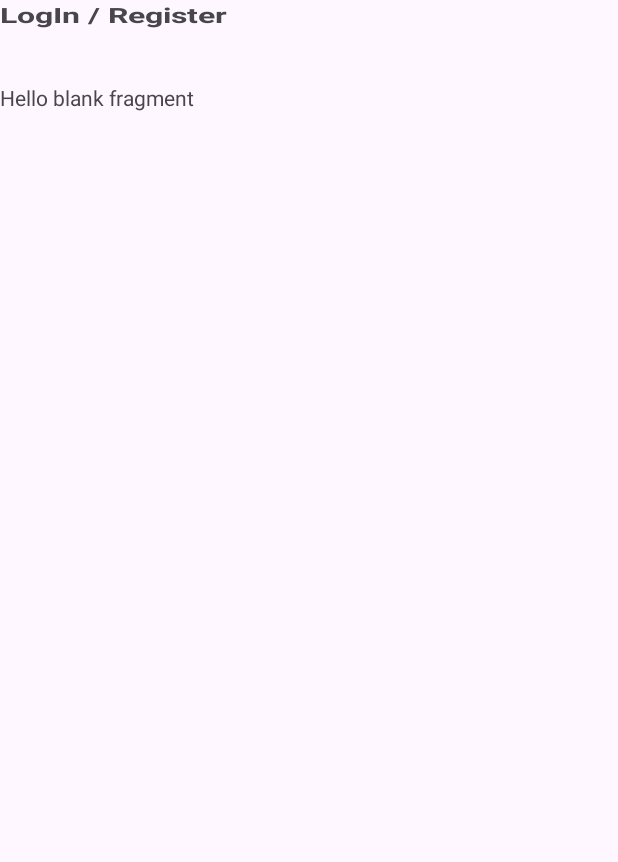
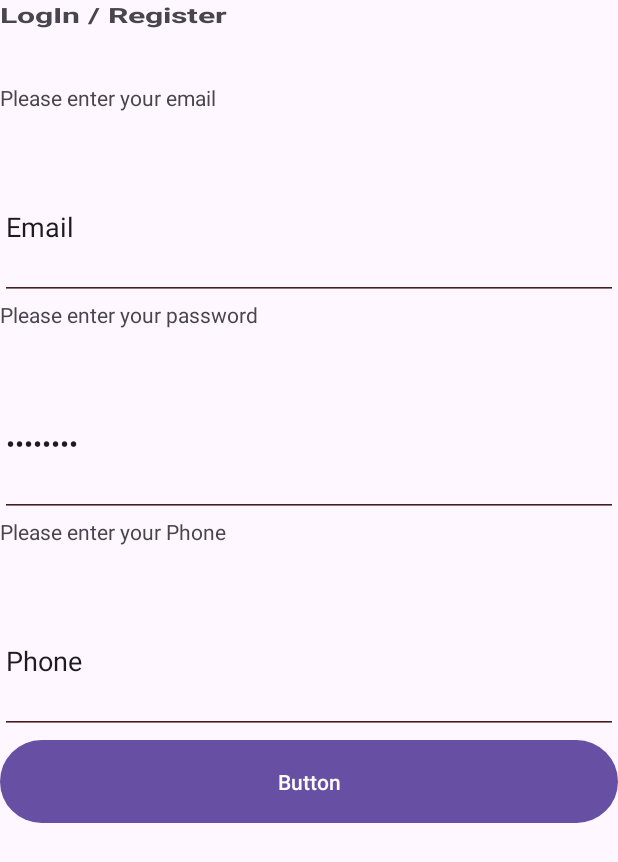
Before and after one commit to ONatanT/EX_3, an Android app: the FragmentSignUp screen opened through its navigation route, on a phone screen of 412 x 824 dp. Shown: the top 862 px of the screen. Run offline under Robolectric (Android 15) with nearby library versions, the phone set to English and light mode, and no system bars.

Commit message:
Design the signup page

```diff
--- a/app/src/main/res/layout/fragment_sign_up.xml
+++ b/app/src/main/res/layout/fragment_sign_up.xml
@@ -1,14 +1,65 @@
 <?xml version="1.0" encoding="utf-8"?>
-<FrameLayout xmlns:android="http://schemas.android.com/apk/res/android"
+<LinearLayout xmlns:android="http://schemas.android.com/apk/res/android"
     xmlns:tools="http://schemas.android.com/tools"
     android:layout_width="match_parent"
     android:layout_height="match_parent"
+    android:orientation="vertical"
     tools:context=".fragments.FragmentSignUp">
 
     <!-- TODO: Update blank fragment layout -->
+
     <TextView
+        android:id="@+id/textViewfragmentSignupEmail"
         android:layout_width="match_parent"
-        android:layout_height="match_parent"
-        android:text="@string/hello_blank_fragment" />
+        android:layout_height="47dp"
+        android:backgroundTint="#451D1D"
+        android:text="Please enter your email" />
 
-</FrameLayout>
+    <EditText
+        android:id="@+id/editTextEmailAddress"
+        android:layout_width="match_parent"
+        android:layout_height="97dp"
+        android:backgroundTint="#451D1D"
+        android:ems="10"
+        android:inputType="textEmailAddress"
+        android:text="Email" />
+
+    <TextView
+        android:id="@+id/textViewfragmentSignupPass"
+        android:layout_width="match_parent"
+        android:layout_height="47dp"
+        android:backgroundTint="#451D1D"
+        android:text="Please enter your password" />
+
+    <EditText
+        android:id="@+id/editTextTextPassword"
+        android:layout_width="match_parent"
+        android:layout_height="97dp"
+        android:backgroundTint="#451D1D"
+        android:ems="10"
+        android:inputType="textPassword"
+        android:text="Password" />
+
+    <TextView
+        android:id="@+id/textViewfragmentSignUpPhone"
+        android:layout_width="match_parent"
+        android:layout_height="47dp"
+        android:backgroundTint="#451D1D"
+        android:text="Please enter your Phone" />
+
+    <EditText
+        android:id="@+id/editTextPhone"
+        android:layout_width="match_parent"
+        android:layout_height="97dp"
+        android:backgroundTint="#451D1D"
+        android:ems="10"
+        android:inputType="phone"
+        android:text="Phone" />
+
+    <Button
+        android:id="@+id/button"
+        android:layout_width="match_parent"
+        android:layout_height="63dp"
+        android:text="Button" />
+
+</LinearLayout>
```
